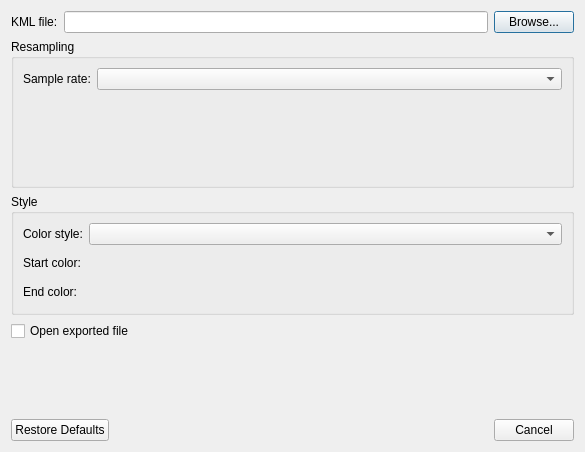
Above: src/Plugin/src/Export/KMLExport/src/KMLExportDialog.ui from till213/SkyDolly before the change. Below: the same form after it.
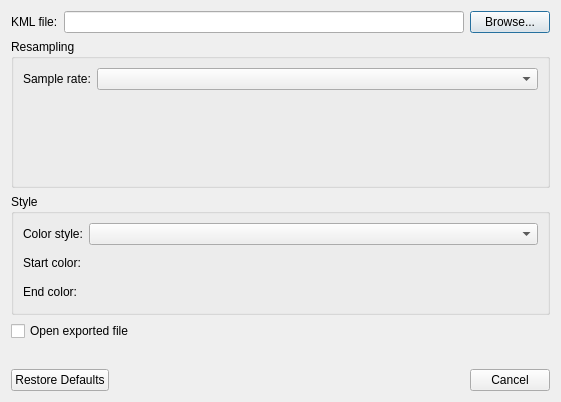
That is the form after the change.

```diff
--- a/src/Plugin/src/Export/KMLExport/src/KMLExportDialog.ui
+++ b/src/Plugin/src/Export/KMLExport/src/KMLExportDialog.ui
@@ -6,8 +6,8 @@
    <rect>
     <x>0</x>
     <y>0</y>
-    <width>585</width>
-    <height>452</height>
+    <width>558</width>
+    <height>402</height>
    </rect>
   </property>
   <property name="windowTitle">
```
